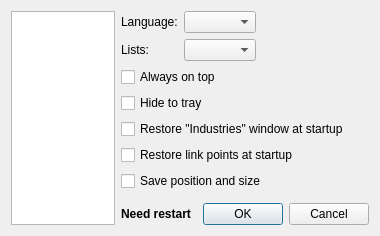
Qt form options.ui (HappySeaFox/tht) before a commit.
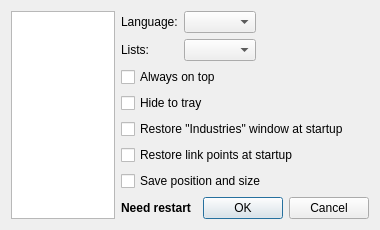
The same form after that commit.

Commit message: Remove extra vertical spacer

Diff of the .ui file:
```diff
--- a/options.ui
+++ b/options.ui
@@ -8,7 +8,7 @@
     <x>0</x>
     <y>0</y>
     <width>380</width>
-    <height>228</height>
+    <height>225</height>
    </rect>
   </property>
   <property name="windowTitle">
@@ -224,20 +224,20 @@
      </widget>
     </widget>
    </item>
-   <item row="1" column="3">
-    <spacer name="verticalSpacer">
+   <item row="1" column="2">
+    <spacer name="horizontalSpacer">
      <property name="orientation">
-      <enum>Qt::Vertical</enum>
+      <enum>Qt::Horizontal</enum>
      </property>
      <property name="sizeHint" stdset="0">
       <size>
-       <width>20</width>
-       <height>0</height>
+       <width>0</width>
+       <height>20</height>
       </size>
      </property>
     </spacer>
    </item>
-   <item row="2" column="1">
+   <item row="1" column="1">
     <widget class="QLabel" name="labelRestart">
      <property name="font">
       <font>
@@ -250,20 +250,7 @@
      </property>
     </widget>
    </item>
-   <item row="2" column="2">
-    <spacer name="horizontalSpacer">
-     <property name="orientation">
-      <enum>Qt::Horizontal</enum>
-     </property>
-     <property name="sizeHint" stdset="0">
-      <size>
-       <width>0</width>
-       <height>20</height>
-      </size>
-     </property>
-    </spacer>
-   </item>
-   <item row="2" column="3">
+   <item row="1" column="3">
     <widget class="QDialogButtonBox" name="buttonBox">
      <property name="orientation">
       <enum>Qt::Horizontal</enum>
@@ -273,7 +260,7 @@
      </property>
     </widget>
    </item>
-   <item row="0" column="0" rowspan="3">
+   <item row="0" column="0" rowspan="2">
     <widget class="QListWidget" name="list">
      <property name="movement">
       <enum>QListView::Static</enum>
```
